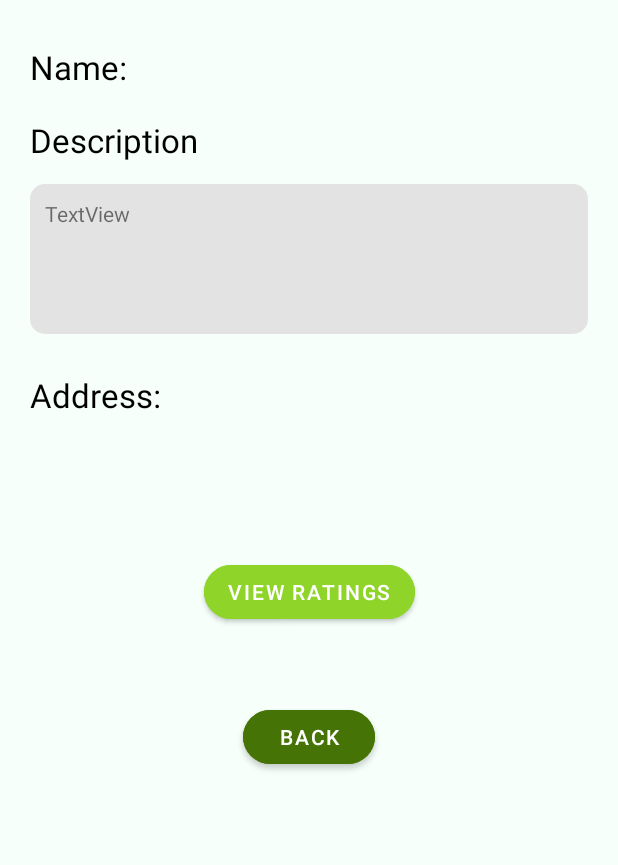
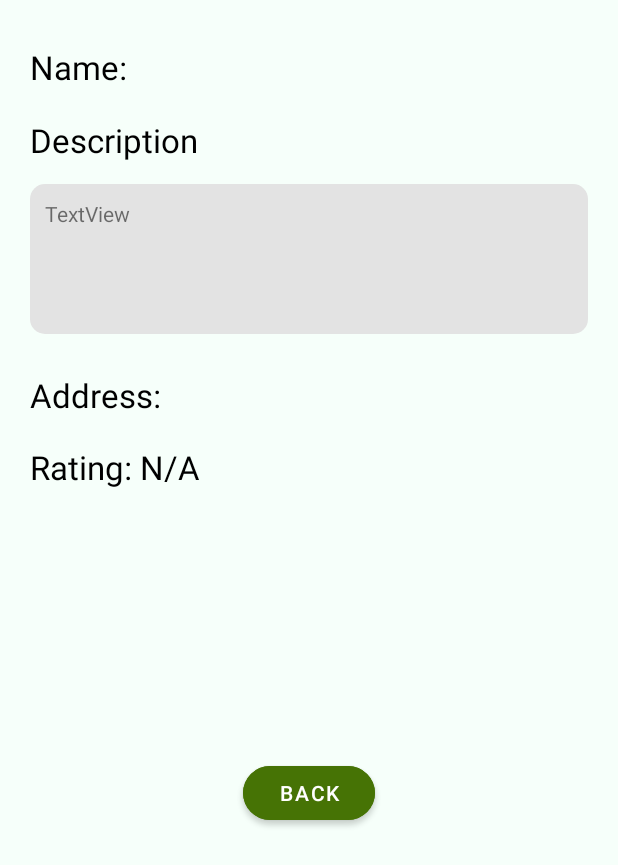
Before and after one commit to uOttawaSEGA2022/project-group-3, an Android app: the CookProfileActivity screen opened directly, with no data from a screen before it, on a phone screen of 412 x 824 dp, the part 371-1236 px from its top. Run offline under Robolectric (Android 15) with nearby library versions, the phone set to English and light mode, and no system bars; our stand-ins replace Firebase (no records; nobody signed in at launch, a user with empty details on screens opened directly); Roboto replaces fonts that are not available here; 1 statement that could not run was skipped.

Commit message:
Finalizing functionality for rating system

```diff
--- a/app/src/main/java/com/example/mealer/CookProfileActivity.java
+++ b/app/src/main/java/com/example/mealer/CookProfileActivity.java
@@ -23,10 +23,12 @@ public class CookProfileActivity extends AppCompatActivity {
     FirebaseUser user;
     DatabaseReference accountsDatabase;
     String userID;
+    float ratingAverage;
 
     TextView nameText;
     TextView descriptionText;
     TextView addressText;
+    TextView ratingText;
 
     @Override
     protected void onCreate(Bundle savedInstanceState) {
@@ -37,12 +39,17 @@ public class CookProfileActivity extends AppCompatActivity {
         nameText = findViewById(R.id.name);
         descriptionText = findViewById(R.id.cookProfileDescriptionField);
         addressText = findViewById(R.id.address);
+        ratingText = findViewById(R.id.rating);
 
         // variables for storing firebase info
         user = FirebaseAuth.getInstance().getCurrentUser();
         accountsDatabase = FirebaseDatabase.getInstance().getReference("accounts").getRef();
         userID = user.getUid();
 
+        // init rating average;
+        ratingAverage = 0;
+
+        // Setting general information for cook
         accountsDatabase.child("cooks").child(userID).addListenerForSingleValueEvent(new ValueEventListener() {
             @Override
             public void onDataChange(@NonNull DataSnapshot snapshot) {
@@ -66,17 +73,28 @@ public class CookProfileActivity extends AppCompatActivity {
                 displayToast("Could not get user data.");
             }
         });
+
+        // Checking ratings information
+        accountsDatabase.child("cooks").child(userID).child("rating").addListenerForSingleValueEvent(new ValueEventListener() {
+            @Override
+            public void onDataChange(@NonNull DataSnapshot snapshot) {
+                Float cooksRating = snapshot.getValue(Float.class);
+                if (cooksRating > 0) {
+                    String ratingString = "Rating: " + cooksRating + " stars";
+                    ratingText.setText(ratingString);
+                }
+            }
+
+            @Override
+            public void onCancelled(@NonNull DatabaseError error) {
+
+            }
+        });
     }
 
     // method for displaying toast
     public void displayToast(String message){
         Toast.makeText(CookProfileActivity.this, message, Toast.LENGTH_SHORT).show();
-    }
-
-    // method for sending to current cook's ratings page
-    public void sendToRatings(View view){
-        Intent intent = new Intent(getApplicationContext(), WelcomeCookPage.class);
-        startActivityForResult(intent,0);
     }
 
     // method for sending to current cook's welcome page
--- a/app/src/main/res/layout/activity_cook_profile.xml
+++ b/app/src/main/res/layout/activity_cook_profile.xml
@@ -101,27 +101,28 @@
         app:layout_constraintTop_toBottomOf="@+id/cookProfileDescriptionField"
         app:layout_constraintVertical_bias="0.07999998" />
 
-    <Button
-        android:id="@+id/ratingsButton"
+    <TextView
+        android:id="@+id/rating"
         android:layout_width="wrap_content"
         android:layout_height="wrap_content"
-        android:layout_alignParentBottom="true"
-        android:backgroundTint="#8ED429"
-        android:onClick="sendToRatings"
-        android:text="View Ratings"
-        app:cornerRadius="25dp"
+        android:layout_marginStart="20dp"
+        android:layout_marginLeft="20dp"
+        android:text="Rating: N/A"
+        android:textColor="@color/black"
+        android:textSize="22sp"
         app:layout_constraintBottom_toBottomOf="parent"
         app:layout_constraintEnd_toEndOf="parent"
-        app:layout_constraintHorizontal_bias="0.5"
+        app:layout_constraintHorizontal_bias="0.0"
         app:layout_constraintStart_toStartOf="parent"
         app:layout_constraintTop_toBottomOf="@+id/address"
-        app:layout_constraintVertical_bias="0.37" />
+        app:layout_constraintVertical_bias="0.06999999" />
 
     <Button
         android:id="@+id/backButton"
         android:layout_width="wrap_content"
         android:layout_height="wrap_content"
         android:layout_alignParentBottom="true"
+        android:layout_marginBottom="24dp"
         android:backgroundTint="#467305"
         android:onClick="sendToWelcome"
         android:text="Back"
@@ -129,7 +130,6 @@
         app:layout_constraintBottom_toBottomOf="parent"
         app:layout_constraintEnd_toEndOf="parent"
         app:layout_constraintHorizontal_bias="0.5"
-        app:layout_constraintStart_toStartOf="parent"
-        app:layout_constraintTop_toBottomOf="@+id/ratingsButton"
-        app:layout_constraintVertical_bias="0.44" />
+        app:layout_constraintStart_toStartOf="parent" />
+
 </androidx.constraintlayout.widget.ConstraintLayout>
```
Also changed, not shown: app/src/main/java/com/example/mealer/ClientRatingActivity.java (+56 -9 lines).
